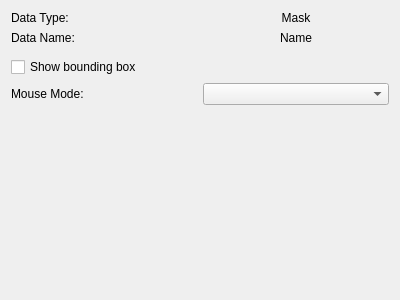
This is src/WhiskerToolbox/Media_Widget/MediaMask_Widget/MediaMask_Widget.ui in paulmthompson/WhiskerToolbox as Qt 5 draws it before an edit. The edited form follows.
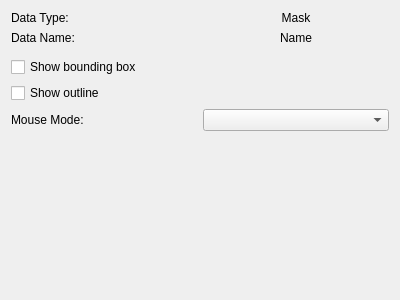
This is the edited form. Custom widgets are drawn as their Qt base class.

Commit message: added mask outline feature

Diff of the .ui file:
```diff
--- a/src/WhiskerToolbox/Media_Widget/MediaMask_Widget/MediaMask_Widget.ui
+++ b/src/WhiskerToolbox/Media_Widget/MediaMask_Widget/MediaMask_Widget.ui
@@ -72,6 +72,19 @@
      </property>
     </widget>
    </item>
+   <item>
+    <widget class="QCheckBox" name="show_outline_checkbox">
+     <property name="text">
+      <string>Show outline</string>
+     </property>
+     <property name="toolTip">
+      <string>Display the mask boundary as a thick line</string>
+     </property>
+     <property name="checked">
+      <bool>false</bool>
+     </property>
+    </widget>
+   </item>
    <item>
     <layout class="QHBoxLayout" name="horizontalLayout">
      <item>
```
The commit also changes 12 other files.
